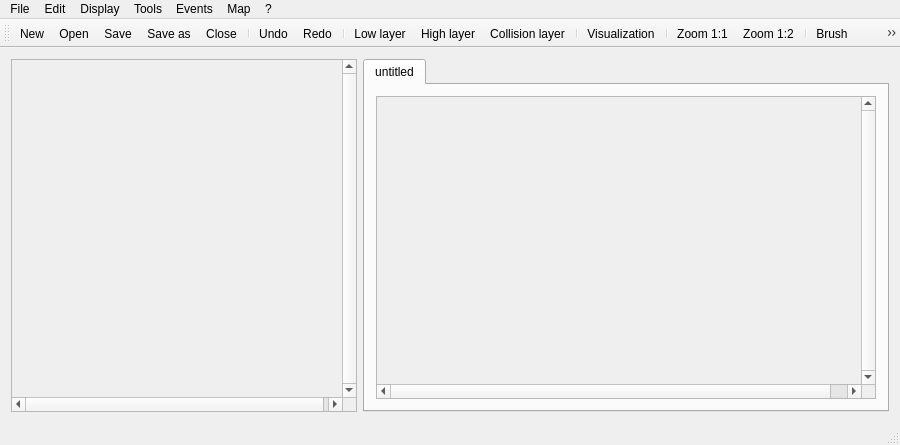
This is MapEditor/MainWindow.ui in BenjBoug/Map-Editor as Qt 5 draws it before an edit. The edited form follows.
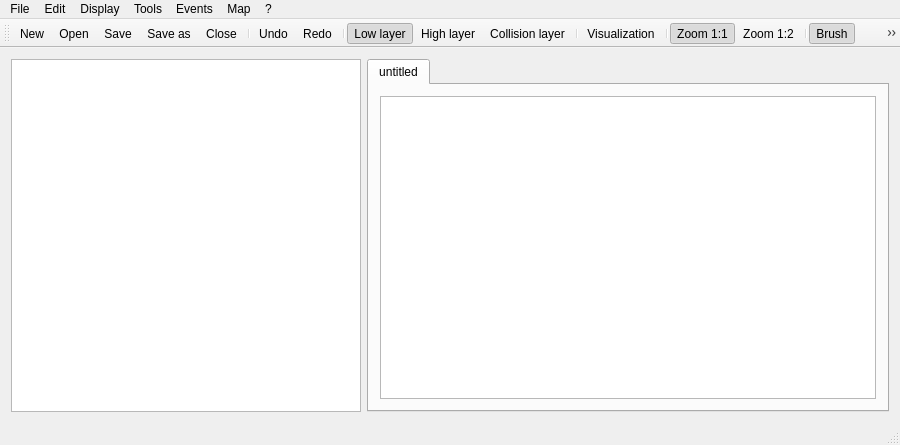
This is the edited form. Icons and pictures are not drawn.

The edit to the form file:
```diff
--- a/MapEditor/MainWindow.ui
+++ b/MapEditor/MainWindow.ui
@@ -20,35 +20,19 @@
   <widget class="QWidget" name="centralWidget">
    <layout class="QHBoxLayout" name="horizontalLayout">
     <item>
-     <widget class="QScrollArea" name="scrollChipset">
+     <widget class="QGraphicsView" name="graphicsViewChipset">
       <property name="maximumSize">
        <size>
         <width>350</width>
         <height>16777215</height>
        </size>
       </property>
-      <property name="verticalScrollBarPolicy">
-       <enum>Qt::ScrollBarAlwaysOn</enum>
+      <property name="dragMode">
+       <enum>QGraphicsView::RubberBandDrag</enum>
       </property>
-      <property name="horizontalScrollBarPolicy">
-       <enum>Qt::ScrollBarAlwaysOn</enum>
+      <property name="viewportUpdateMode">
+       <enum>QGraphicsView::SmartViewportUpdate</enum>
       </property>
-      <property name="widgetResizable">
-       <bool>false</bool>
-      </property>
-      <property name="alignment">
-       <set>Qt::AlignCenter</set>
-      </property>
-      <widget class="QWidget" name="scrollAreaWidgetContents">
-       <property name="geometry">
-        <rect>
-         <x>0</x>
-         <y>0</y>
-         <width>335</width>
-         <height>325</height>
-        </rect>
-       </property>
-      </widget>
      </widget>
     </item>
     <item>
@@ -62,30 +46,7 @@
        </attribute>
        <layout class="QHBoxLayout" name="horizontalLayout_2">
         <item>
-         <widget class="QScrollArea" name="scrollMap">
-          <property name="verticalScrollBarPolicy">
-           <enum>Qt::ScrollBarAlwaysOn</enum>
-          </property>
-          <property name="horizontalScrollBarPolicy">
-           <enum>Qt::ScrollBarAlwaysOn</enum>
-          </property>
-          <property name="widgetResizable">
-           <bool>false</bool>
-          </property>
-          <property name="alignment">
-           <set>Qt::AlignCenter</set>
-          </property>
-          <widget class="QWidget" name="scrollAreaWidgetContents_2">
-           <property name="geometry">
-            <rect>
-             <x>0</x>
-             <y>0</y>
-             <width>502</width>
-             <height>287</height>
-            </rect>
-           </property>
-          </widget>
-         </widget>
+         <widget class="QGraphicsView" name="graphicsViewMap"/>
         </item>
        </layout>
       </widget>
@@ -294,6 +255,9 @@
    <property name="checkable">
     <bool>true</bool>
    </property>
+   <property name="checked">
+    <bool>true</bool>
+   </property>
    <property name="icon">
     <iconset>
      <normaloff>../../ZeldaV6-build-Desktop_Qt_5_0_1_GCC_32bit-Debug/Resources/images/mapEditor/couche1.png</normaloff>../../ZeldaV6-build-Desktop_Qt_5_0_1_GCC_32bit-Debug/Resources/images/mapEditor/couche1.png</iconset>
@@ -354,6 +318,9 @@
    <property name="checkable">
     <bool>true</bool>
    </property>
+   <property name="checked">
+    <bool>true</bool>
+   </property>
    <property name="icon">
     <iconset>
      <normaloff>../../ZeldaV6-build-Desktop_Qt_5_0_1_GCC_32bit-Debug/Resources/images/mapEditor/minimiser-icone-8625-48.png</normaloff>../../ZeldaV6-build-Desktop_Qt_5_0_1_GCC_32bit-Debug/Resources/images/mapEditor/minimiser-icone-8625-48.png</iconset>
@@ -378,6 +345,9 @@
    <property name="checkable">
     <bool>true</bool>
    </property>
+   <property name="checked">
+    <bool>true</bool>
+   </property>
    <property name="icon">
     <iconset>
      <normaloff>../../ZeldaV6-build-Desktop_Qt_5_0_1_GCC_32bit-Debug/Resources/images/mapEditor/pinceau-icone-4100-128.png</normaloff>../../ZeldaV6-build-Desktop_Qt_5_0_1_GCC_32bit-Debug/Resources/images/mapEditor/pinceau-icone-4100-128.png</iconset>
```
Left out of the diff: 2 changed lines with no effect on the pictures.
